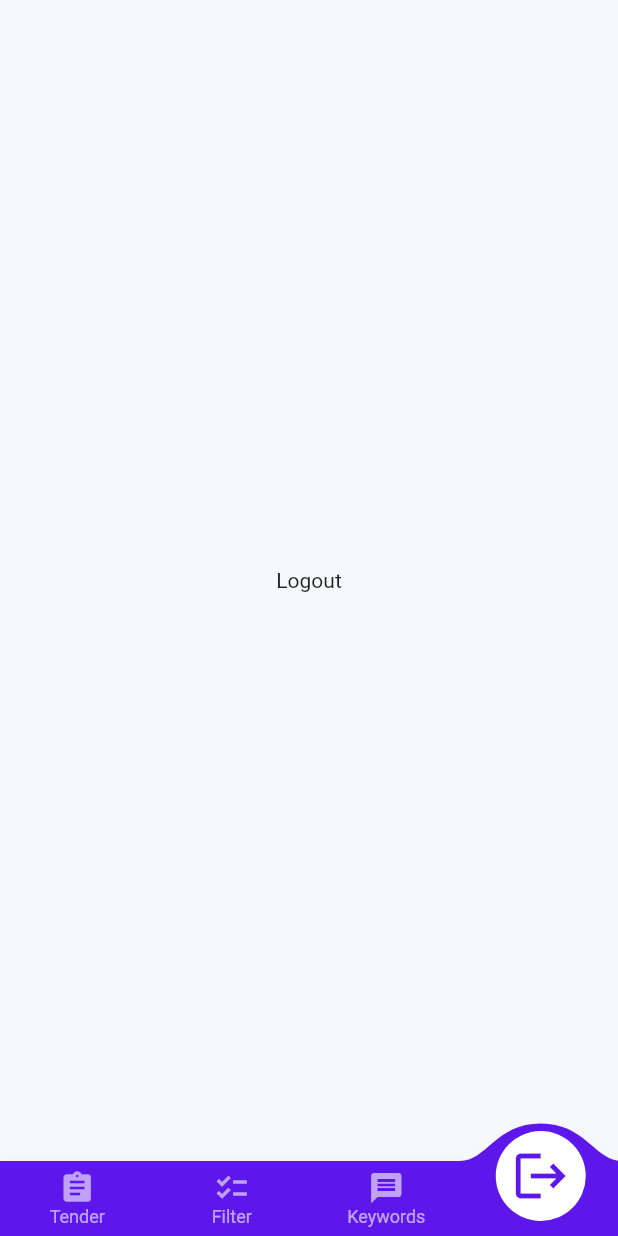
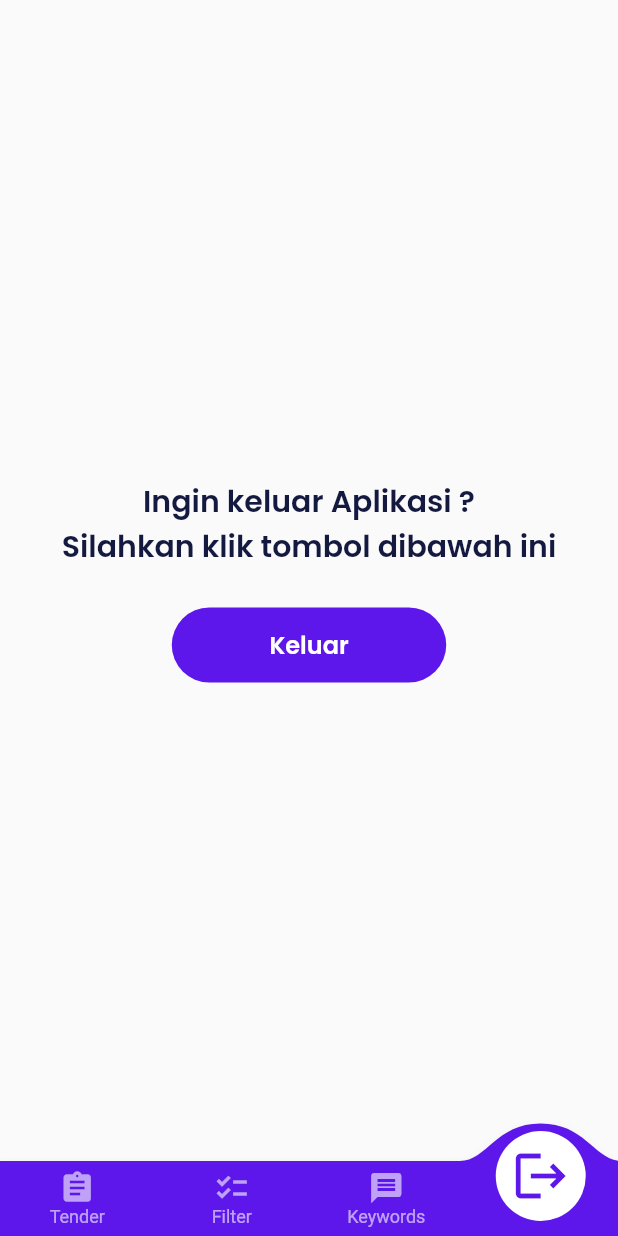
Before and after one commit to candradigitalindo/mobile_caritender, a Flutter app: the HomePage screen opened by its route, item 4 of the bottom bar chosen, on a phone screen of 412 x 824 dp. Run offline on Flutter 3.47's test engine with Material 2 defaults, Android fonts, the phone set to English and light mode, and no system bars; drawn by our look-alikes of convex_bottom_bar; our stand-ins replace another_flushbar, bloc, carousel_slider, equatable, flutter_bloc, flutter_secure_storage and 2 more; accounts and stored records are empty; network calls fail.

Commit message:
Finish V.1

```diff
--- a/lib/blocs/auth/auth_event.dart
+++ b/lib/blocs/auth/auth_event.dart
@@ -30,3 +30,5 @@ class AuthLogin extends AuthEvent {
 }
 
 class AuthCurrentUser extends AuthEvent {}
+
+class AuthLogout extends AuthEvent {}
--- a/lib/views/pages/home_page.dart
+++ b/lib/views/pages/home_page.dart
@@ -3,6 +3,7 @@ import 'package:flutter/material.dart';
 import 'package:tender_mobile/shared/theme.dart';
 import 'package:tender_mobile/views/pages/filter_tender_page.dart';
 import 'package:tender_mobile/views/pages/keywords_page.dart';
+import 'package:tender_mobile/views/pages/logout_page.dart';
 import 'package:tender_mobile/views/pages/tender_page.dart';
 
 class HomePage extends StatefulWidget {
@@ -23,9 +24,7 @@ class _HomePageState extends State<HomePage> {
       const TenderPage(),
       const FilterTenderPage(),
       const KeywordsPage(),
-      const Center(
-        child: Text('Logout'),
-      ),
+      const LogoutPage(),
     ];
     return Scaffold(
       backgroundColor: lightBackgroundColor,
--- /dev/null
+++ b/lib/views/pages/logout_page.dart
@@ -0,0 +1,60 @@
+import 'package:flutter/material.dart';
+import 'package:flutter_bloc/flutter_bloc.dart';
+import 'package:tender_mobile/blocs/auth/auth_bloc.dart';
+import 'package:tender_mobile/shared/method.dart';
+import 'package:tender_mobile/shared/theme.dart';
+import 'package:tender_mobile/views/widgets/buttons.dart';
+
+class LogoutPage extends StatelessWidget {
+  const LogoutPage({Key? key}) : super(key: key);
+
+  @override
+  Widget build(BuildContext context) {
+    return Scaffold(
+      body: BlocConsumer<AuthBloc, AuthState>(
+        listener: (context, state) {
+          if (state is AuthFailed) {
+            showCustomSnackbar(context, state.e);
+          }
+
+          if (state is AuthInitial) {
+            Navigator.pushNamedAndRemoveUntil(
+                context, '/sign-in', (route) => false);
+          }
+        },
+        builder: (context, state) {
+          if (state is AuthLoading) {
+            return const Center(
+              child: CircularProgressIndicator(),
+            );
+          }
+          return Center(
+            child: Column(
+              mainAxisAlignment: MainAxisAlignment.center,
+              children: [
+                Text(
+                  'Ingin keluar Aplikasi ?\nSilahkan klik tombol dibawah ini',
+                  style: blackTextStyle.copyWith(
+                    fontSize: 20,
+                    fontWeight: semiBold,
+                  ),
+                  textAlign: TextAlign.center,
+                ),
+                const SizedBox(
+                  height: 26,
+                ),
+                CustomFilledButton(
+                  title: 'Keluar',
+                  width: 183,
+                  onPressed: () {
+                    context.read<AuthBloc>().add(AuthLogout());
+                  },
+                ),
+              ],
+            ),
+          );
+        },
+      ),
+    );
+  }
+}
--- a/pubspec.yaml
+++ b/pubspec.yaml
@@ -44,6 +44,7 @@ dependencies:
   convex_bottom_bar: ^3.0.0
   infinite_scroll_pagination: ^3.2.0
   url_launcher: ^6.1.5
+  rflutter_alert: ^2.0.4
 
 dev_dependencies:
   flutter_test:
```
Also changed, not shown: lib/blocs/auth/auth_bloc.dart (+10 -0 lines), lib/services/auth_service.dart (+16 -0 lines), lib/services/keywords_service.dart (+37 -0 lines), lib/views/pages/keywords_add_page.dart (+60 -7 lines), lib/views/pages/keywords_page.dart (+32 -3 lines), pubspec.lock, 6 other files.
